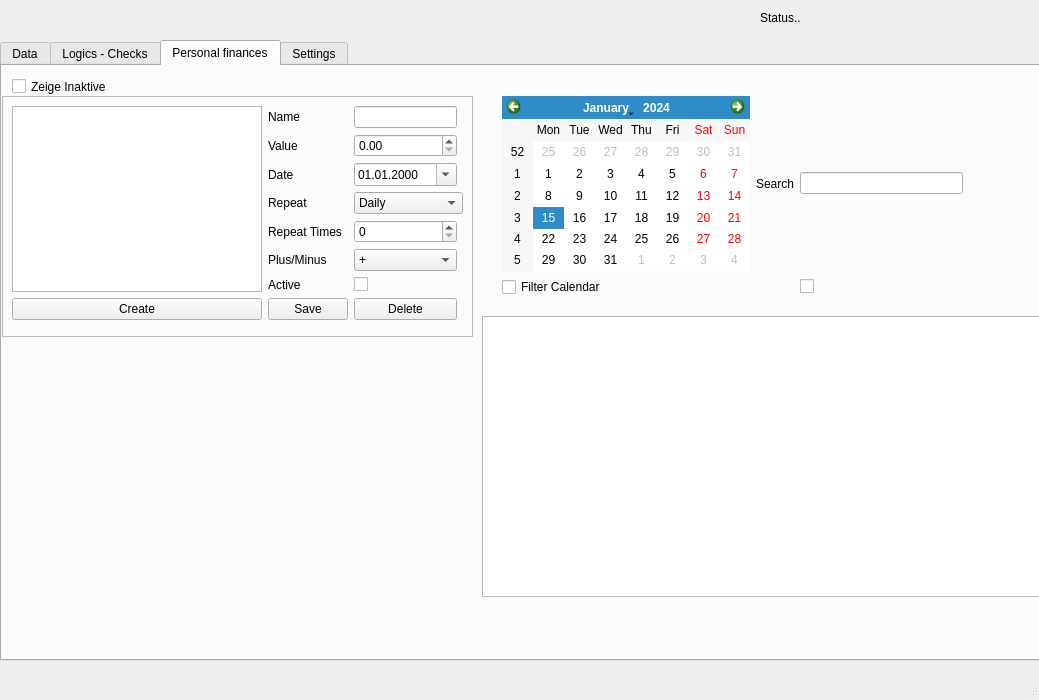
Above: gui.ui from hersche/jobManagement before the change. Below: the same form after it.
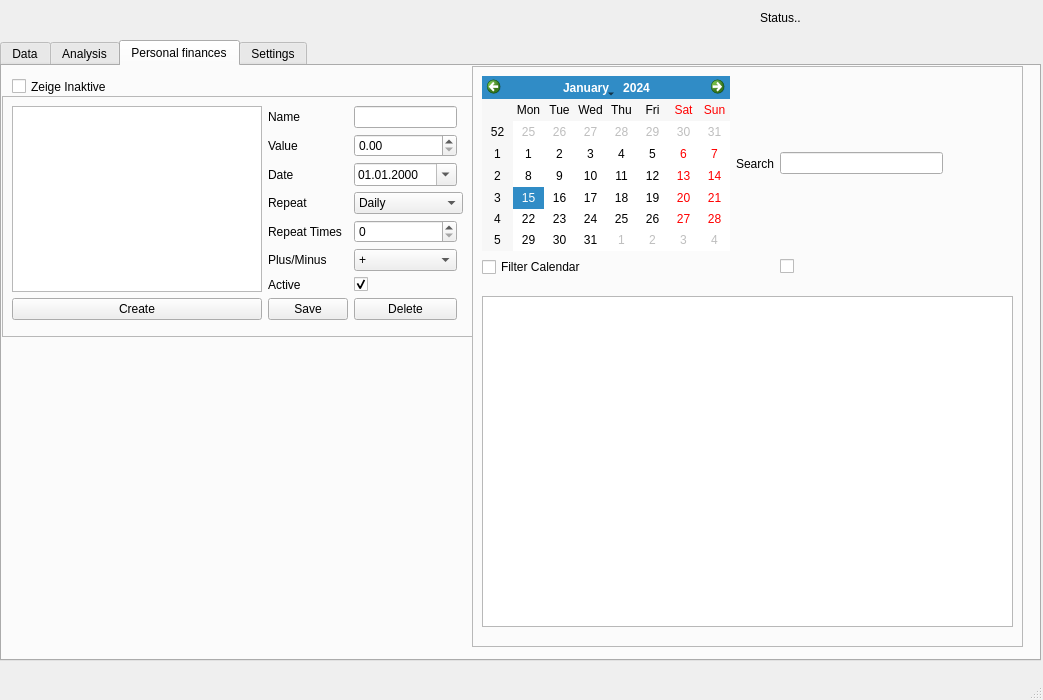
That is the form after the change. The open tabs and pages were chosen to show the change.

Commit message: implement the new kind of personalFinances definently and fix the graph at analysis/overview

```diff
--- a/gui.ui
+++ b/gui.ui
@@ -6,7 +6,7 @@
    <rect>
     <x>0</x>
     <y>0</y>
-    <width>1039</width>
+    <width>1043</width>
     <height>700</height>
    </rect>
   </property>
@@ -1023,7 +1023,7 @@
       </sizepolicy>
      </property>
      <attribute name="title">
-      <string>Logics - Checks</string>
+      <string>Analysis</string>
      </attribute>
      <widget class="QTabWidget" name="viewTabs">
       <property name="geometry">
@@ -1307,16 +1307,6 @@
      <attribute name="title">
       <string>Personal finances</string>
      </attribute>
-     <widget class="QTextEdit" name="personalFinancesSummary">
-      <property name="geometry">
-       <rect>
-        <x>480</x>
-        <y>250</y>
-        <width>591</width>
-        <height>281</height>
-       </rect>
-      </property>
-     </widget>
      <widget class="QFrame" name="frame_3">
       <property name="geometry">
        <rect>
@@ -1434,6 +1424,9 @@
           <property name="text">
            <string/>
           </property>
+          <property name="checked">
+           <bool>true</bool>
+          </property>
          </widget>
         </item>
         <item row="5" column="2">
@@ -1490,11 +1483,26 @@
        <string>Zeige Inaktive</string>
       </property>
      </widget>
+     <widget class="QFrame" name="frame_5">
+      <property name="geometry">
+       <rect>
+        <x>470</x>
+        <y>0</y>
+        <width>551</width>
+        <height>581</height>
+       </rect>
+      </property>
+      <property name="frameShape">
+       <enum>QFrame::StyledPanel</enum>
+      </property>
+      <property name="frameShadow">
+       <enum>QFrame::Raised</enum>
+      </property>
      <widget class="QWidget" name="gridLayoutWidget_3">
       <property name="geometry">
        <rect>
-        <x>500</x>
-        <y>30</y>
+         <x>10</x>
+         <y>10</y>
         <width>461</width>
         <height>201</height>
        </rect>
@@ -1527,7 +1535,21 @@
          </property>
         </widget>
        </item>
-      </layout>
+        <item row="0" column="0">
+         <widget class="QCalendarWidget" name="calendarWidget"/>
+        </item>
+       </layout>
+      </widget>
+      <widget class="QTextEdit" name="personalFinancesSummary">
+       <property name="geometry">
+        <rect>
+         <x>10</x>
+         <y>230</y>
+         <width>531</width>
+         <height>331</height>
+        </rect>
+       </property>
+      </widget>
      </widget>
     </widget>
     <widget class="QWidget" name="settings">
```
Left out of the diff: 46 changed lines with no effect on the pictures. Lines whose indentation alone changed are shown as unchanged. The commit also changes 11 other files.
